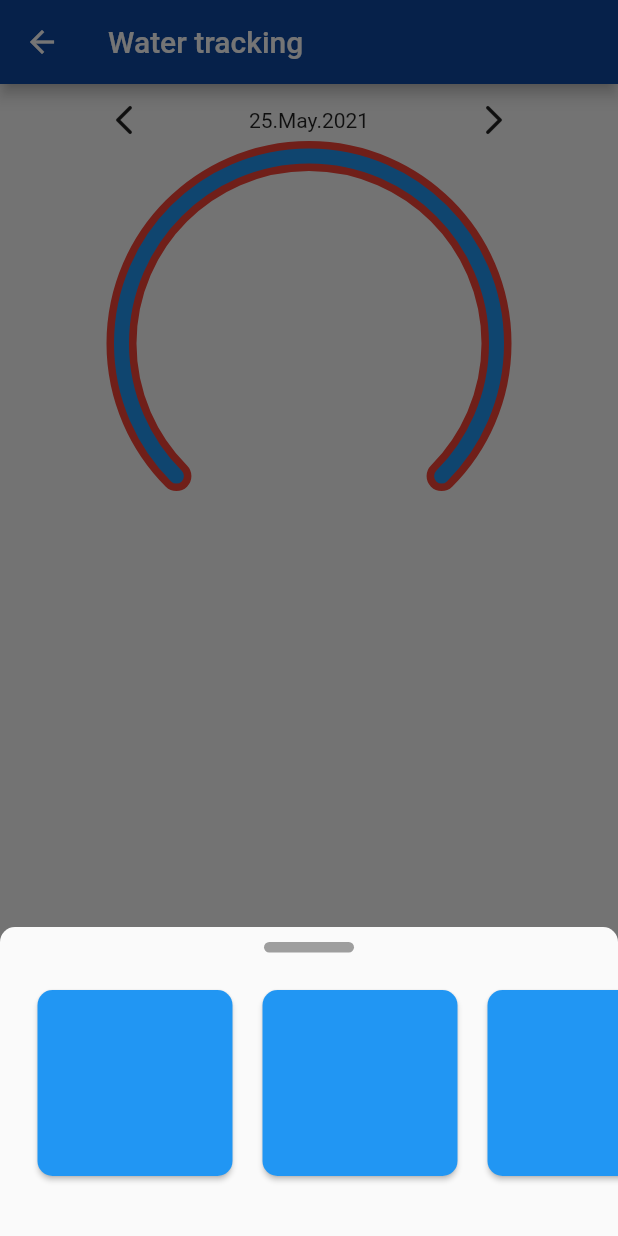
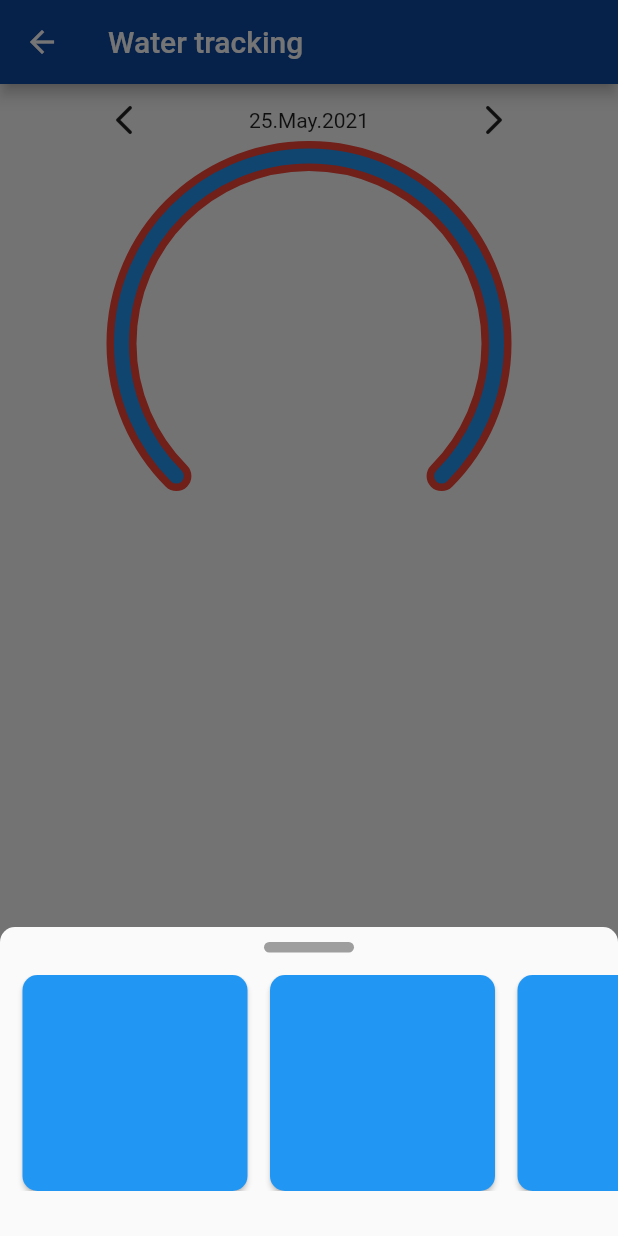
Before and after one commit to jurej1/fit_tip, a Flutter app: the WaterLogView screen opened by its route, after a tap on the "add" icon, on a phone screen of 412 x 824 dp. Run offline on Flutter 3.47's test engine with Material 2 defaults, Android fonts, the phone set to English and light mode, and no system bars; our stand-ins replace another_flushbar, bloc, cloud_firestore, equatable, firebase_auth, firebase_core and 3 more; accounts and stored records are empty.

Commit message:
water sheet tile bloc

```diff
--- a/lib/water_tracking/widgets/add_water_log_sheet.dart
+++ b/lib/water_tracking/widgets/add_water_log_sheet.dart
@@ -24,10 +24,12 @@ class AddWaterLogSheet extends StatelessWidget {
           ),
           const SizedBox(height: 15),
           Expanded(
-            child: ListView.builder(
+            child: ListView.separated(
+              separatorBuilder: (context, index) {
+                return const SizedBox(width: 15);
+              },
               shrinkWrap: true,
               itemCount: _cups.length,
-              itemExtent: 150,
               physics: const ClampingScrollPhysics(),
               padding: const EdgeInsets.symmetric(horizontal: 15),
               scrollDirection: Axis.horizontal,
@@ -60,13 +62,19 @@ class AddWaterLogSheet extends StatelessWidget {
 class WaterCupCard extends StatelessWidget {
   @override
   Widget build(BuildContext context) {
-    return Card(
-      color: Colors.blue,
-      margin: const EdgeInsets.all(10),
+    return SizedBox(
+      width: 150,
+      child: Material(
         shape: RoundedRectangleBorder(
           borderRadius: BorderRadius.circular(10),
         ),
         elevation: 1.5,
+        color: Colors.blue,
+        child: InkWell(
+          borderRadius: BorderRadius.circular(10),
+          onTap: () {
+            BlocProvider.of<WaterSheetTileBloc>(context).add(WaterSheetTileAddWater());
+          },
           child: BlocConsumer<WaterSheetTileBloc, WaterSheetTileState>(
             listener: (contex, state) {
               if (state.status == WaterSheetTileStatus.error) {
@@ -90,6 +98,8 @@ class WaterCupCard extends StatelessWidget {
               return Container();
             },
           ),
+        ),
+      ),
     );
   }
 }
```
Lines whose indentation alone changed are shown as unchanged.
